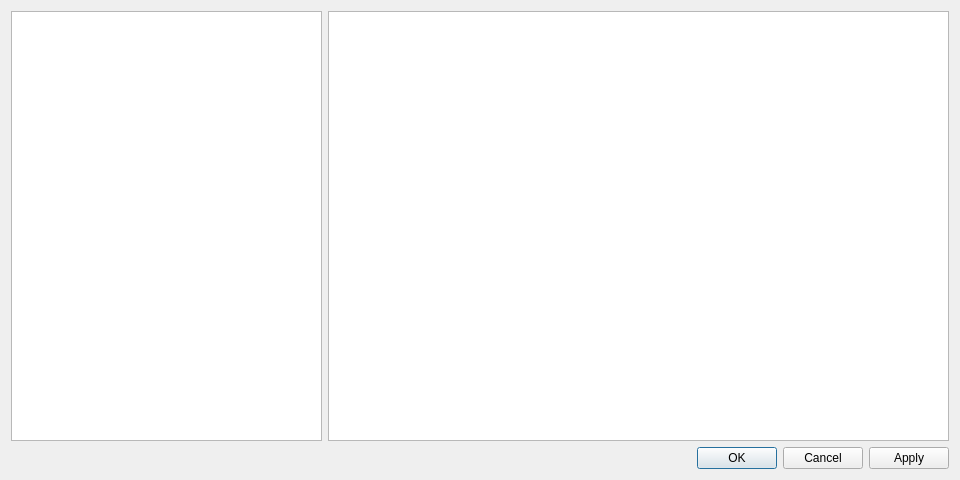
Old version of the form dsvedit/text_editor.ui in the repository LagoLunatic/DSVEdit.
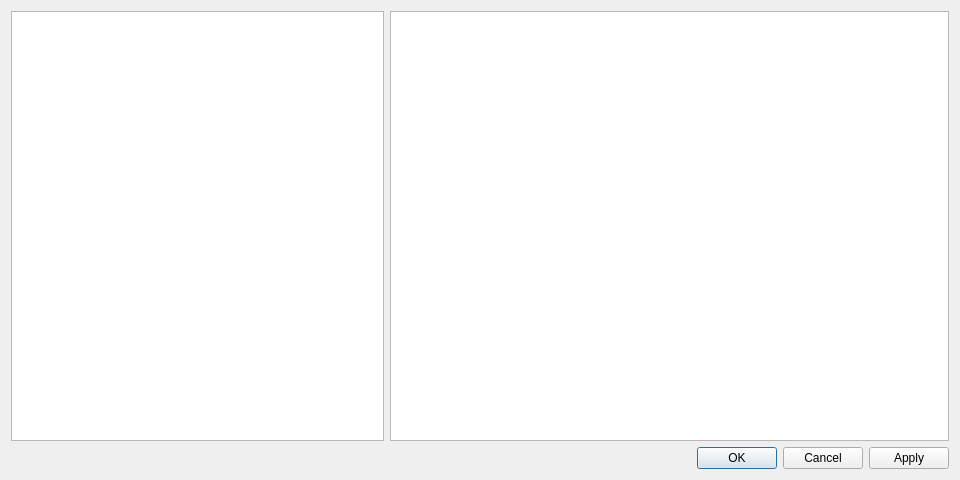
New version of the form.

What changed in the file:
```diff
--- a/dsvedit/text_editor.ui
+++ b/dsvedit/text_editor.ui
@@ -15,7 +15,7 @@
   </property>
   <layout class="QVBoxLayout" name="verticalLayout">
    <item>
-    <layout class="QHBoxLayout" name="horizontalLayout_2" stretch="1,2">
+    <layout class="QHBoxLayout" name="horizontalLayout_2" stretch="2,3">
      <item>
       <widget class="QListWidget" name="text_list"/>
      </item>
```
